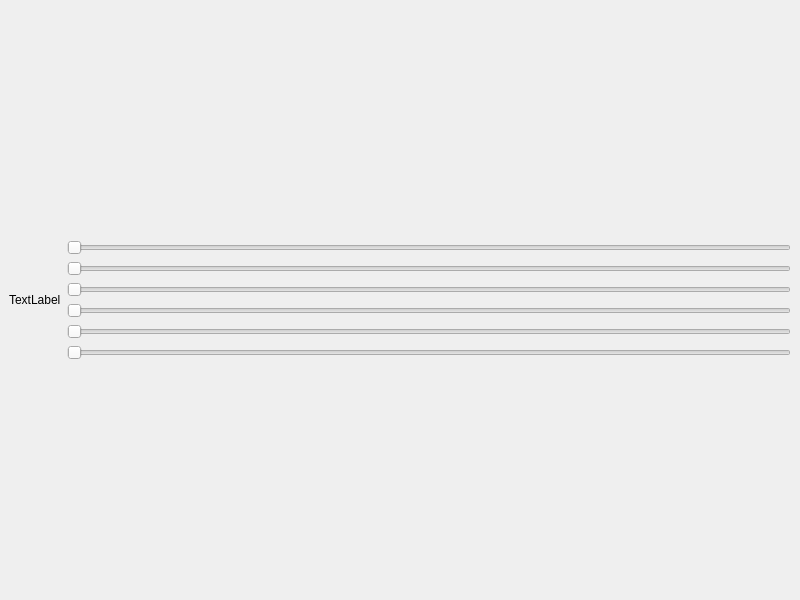
Qt form py/RobotControl/ControlBoard.ui (KirillHit/HandTracker) before a commit.
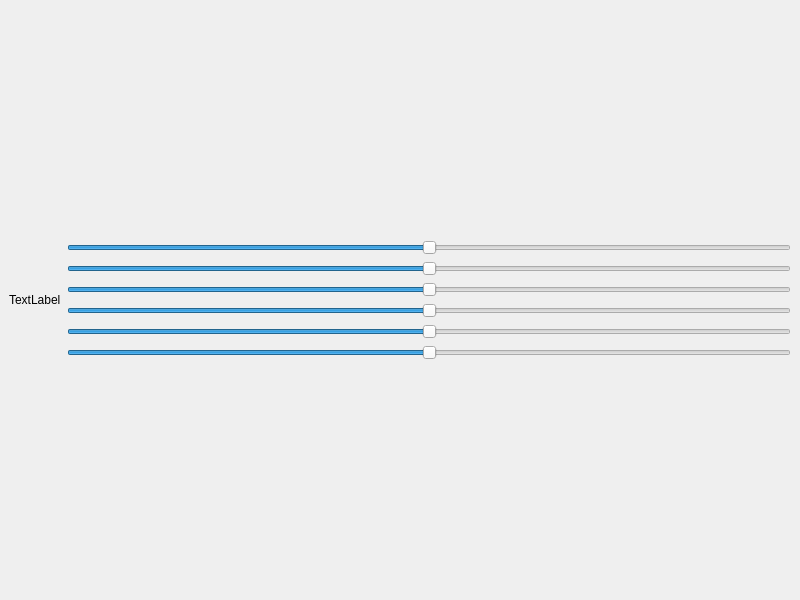
The same form after that commit.

The edit to the form file:
```diff
--- a/py/RobotControl/ControlBoard.ui
+++ b/py/RobotControl/ControlBoard.ui
@@ -47,8 +47,14 @@
        <layout class="QVBoxLayout" name="verticalLayout_3">
         <item>
          <widget class="QSlider" name="Slide_1">
+          <property name="minimum">
+           <number>-200</number>
+          </property>
           <property name="maximum">
-           <number>180</number>
+           <number>200</number>
+          </property>
+          <property name="pageStep">
+           <number>1</number>
           </property>
           <property name="orientation">
            <enum>Qt::Horizontal</enum>
@@ -57,8 +63,14 @@
         </item>
         <item>
          <widget class="QSlider" name="Slide_2">
+          <property name="minimum">
+           <number>-200</number>
+          </property>
           <property name="maximum">
-           <number>180</number>
+           <number>200</number>
+          </property>
+          <property name="pageStep">
+           <number>1</number>
           </property>
           <property name="orientation">
            <enum>Qt::Horizontal</enum>
@@ -67,8 +79,14 @@
         </item>
         <item>
          <widget class="QSlider" name="Slide_3">
+          <property name="minimum">
+           <number>-200</number>
+          </property>
           <property name="maximum">
-           <number>180</number>
+           <number>200</number>
+          </property>
+          <property name="pageStep">
+           <number>1</number>
           </property>
           <property name="orientation">
            <enum>Qt::Horizontal</enum>
@@ -77,8 +95,14 @@
         </item>
         <item>
          <widget class="QSlider" name="Slide_4">
+          <property name="minimum">
+           <number>-200</number>
+          </property>
           <property name="maximum">
-           <number>180</number>
+           <number>200</number>
+          </property>
+          <property name="pageStep">
+           <number>1</number>
           </property>
           <property name="orientation">
            <enum>Qt::Horizontal</enum>
@@ -87,8 +111,14 @@
         </item>
         <item>
          <widget class="QSlider" name="Slide_5">
+          <property name="minimum">
+           <number>-200</number>
+          </property>
           <property name="maximum">
-           <number>180</number>
+           <number>200</number>
+          </property>
+          <property name="pageStep">
+           <number>1</number>
           </property>
           <property name="orientation">
            <enum>Qt::Horizontal</enum>
@@ -97,8 +127,11 @@
         </item>
         <item>
          <widget class="QSlider" name="Slide_6">
+          <property name="minimum">
+           <number>-200</number>
+          </property>
           <property name="maximum">
-           <number>180</number>
+           <number>200</number>
           </property>
           <property name="orientation">
            <enum>Qt::Horizontal</enum>
```
